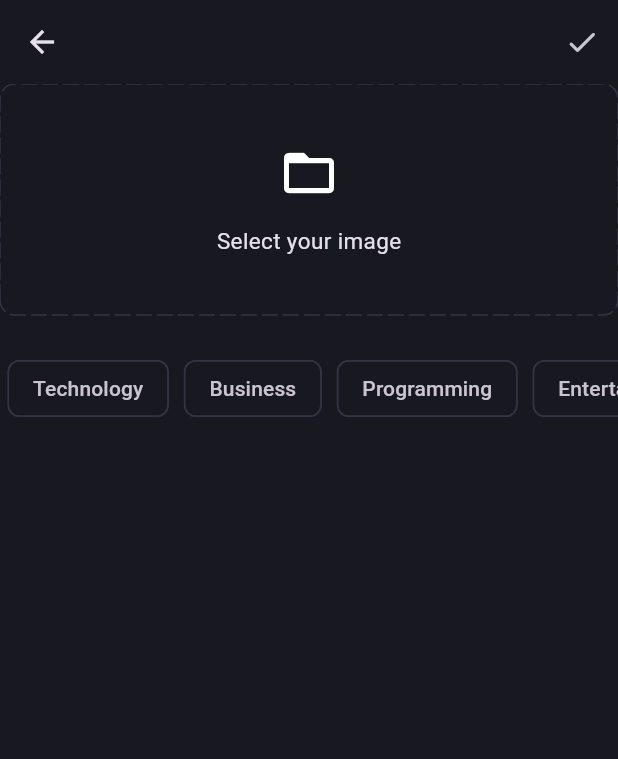
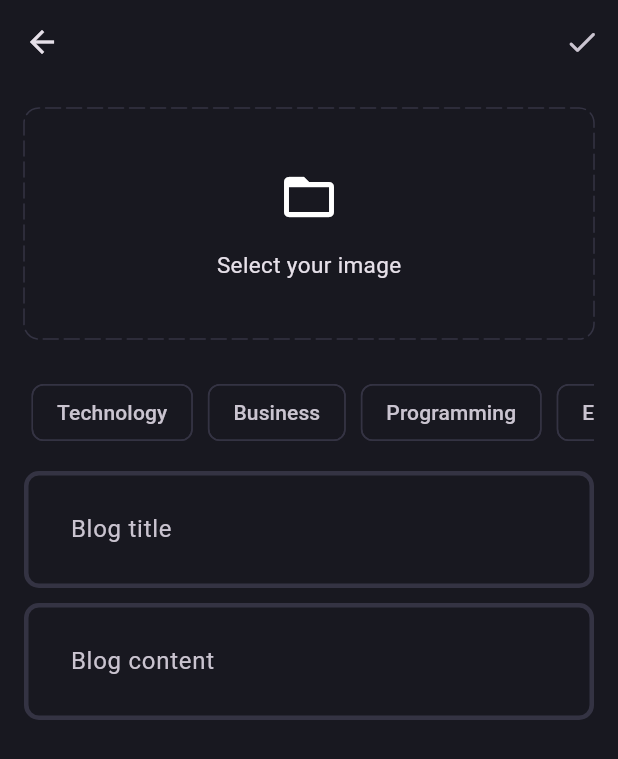
Before and after one commit to shroida/blog_app_clean_architecture, a Flutter app: the AddNewBlogPage screen opened directly, on a phone screen of 412 x 824 dp. Shown: the top 759 px of the screen. Run offline on Flutter 3.47's test engine with Material 3 defaults, Android fonts, the phone set to English and light mode, and no system bars; drawn by our look-alikes of dotted_border; our stand-ins replace flutter_bloc, fpdart, get_it, supabase_flutter; accounts and stored records are empty.

Commit message:
BlogEditor called in add new blog

```diff
--- a/lib/features/blog/presentation/pages/add_new_blog_page.dart
+++ b/lib/features/blog/presentation/pages/add_new_blog_page.dart
@@ -1,6 +1,7 @@
 import 'package:blog_clean_architecture/core/constant/topics_constants.dart';
 import 'package:blog_clean_architecture/core/theme/app_color.dart';
 import 'package:blog_clean_architecture/features/blog/presentation/widgets/app_bar_add_new.dart';
+import 'package:blog_clean_architecture/features/blog/presentation/widgets/blog_editor.dart';
 import 'package:blog_clean_architecture/features/blog/presentation/widgets/dotted_border_widget.dart';
 import 'package:flutter/material.dart';
 
@@ -15,13 +16,19 @@ class AddNewBlogPage extends StatefulWidget {
 }
 
 class AddNewBlogPageState extends State<AddNewBlogPage> {
+  final titleController = TextEditingController();
+  final contentController = TextEditingController();
+  final formKey = GlobalKey<FormState>();
   List<String> selectedTopics = [];
 
   @override
   Widget build(BuildContext context) {
     return Scaffold(
       appBar: const AppBarAddNew(),
-      body: Column(
+      body: SingleChildScrollView(
+        child: Padding(
+          padding: const EdgeInsets.all(16.0),
+          child: Column(
             children: [
               const DottedBorderWidget(),
               const SizedBox(height: 20),
@@ -60,7 +67,19 @@ class AddNewBlogPageState extends State<AddNewBlogPage> {
                       .toList(),
                 ),
               ),
+              const SizedBox(height: 10),
+              BlogEditor(
+                controller: titleController,
+                hintText: 'Blog title',
+              ),
+              const SizedBox(height: 10),
+              BlogEditor(
+                controller: contentController,
+                hintText: 'Blog content',
+              ),
             ],
+          ),
+        ),
       ),
     );
   }
```
Lines whose indentation alone changed are shown as unchanged.
